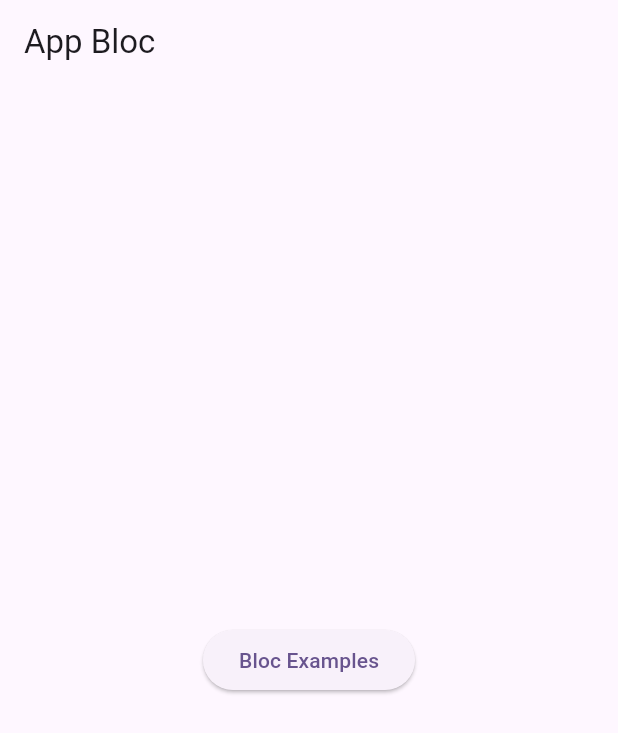
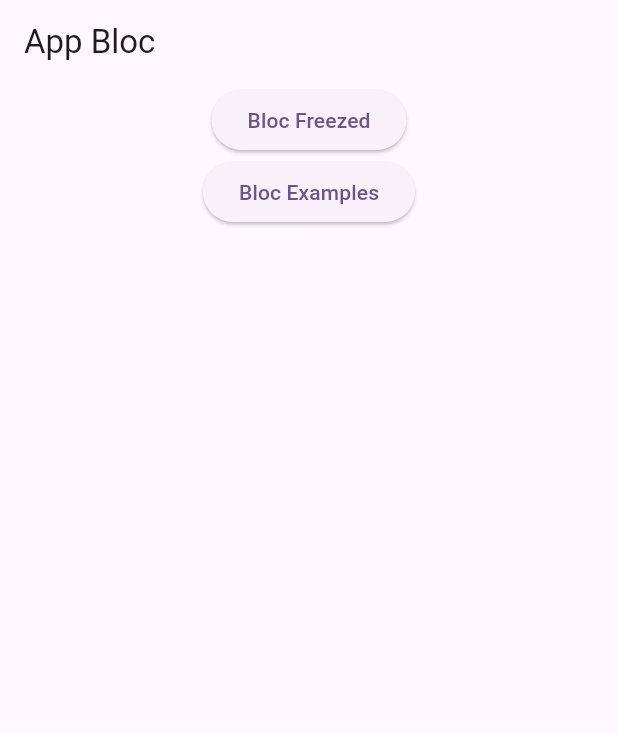
Before and after one commit to MarceloFigueira/bloc_examples, a Flutter app: the screen it shows after launch, on a phone screen of 412 x 824 dp. Shown: the top 733 px of the screen. Run offline on Flutter 3.47's test engine with Material 2 defaults, Android fonts, the phone set to English and light mode, and no system bars; our stand-ins replace bloc, flutter_bloc, freezed_annotation.

Commit message:
feat: created freezed base

```diff
--- a/lib/main.dart
+++ b/lib/main.dart
@@ -1,5 +1,6 @@
 import 'package:bloc_examples/src/features/bloc_examples/bloc/example_bloc.dart';
 import 'package:bloc_examples/src/features/bloc_examples/bloc_examples.dart';
+import 'package:bloc_examples/src/features/bloc_examples/bloc_freezed_examples.dart';
 import 'package:bloc_examples/src/home/home_page.dart';
 import 'package:flutter/material.dart';
 import 'package:flutter_bloc/flutter_bloc.dart';
@@ -25,7 +26,8 @@ class MyApp extends StatelessWidget {
         '/bloc/example': (_) => BlocProvider(
               create: (_) => ExampleBloc()..add(ExampleFindNameEvent()),
               child: const BlocExemple(),
-            )
+            ),
+        '/bloc/example/freezed': (context) => BlocFreezedExample()
       },
     );
   }
--- /dev/null
+++ b/lib/src/features/bloc_examples/bloc_freezed/example_freezed_bloc.dart
@@ -0,0 +1,7 @@
+import 'package:freezed_annotation/freezed_annotation.dart';
+part 'example_freezed_state.dart';
+part 'example_freezed_event.dart';
+
+part 'example_freezed_bloc.freezed.dart';
+
+class ExampleFreezedBloc {}
--- /dev/null
+++ b/lib/src/features/bloc_examples/bloc_freezed/example_freezed_event.dart
@@ -0,0 +1,10 @@
+part of 'example_freezed_bloc.dart';
+
+@freezed
+class ExampleFreezedEvent with _$ExampleFreezedEvent {
+  const factory ExampleFreezedEvent.findNames() = _ExampleFreezedEventFindNames;
+  const factory ExampleFreezedEvent.addNames(String name) =
+      _ExampleFreezedEventAddNames;
+  const factory ExampleFreezedEvent.removeNames(String name) =
+      _ExampleFreezedEventRemoveNames;
+}
--- /dev/null
+++ b/lib/src/features/bloc_examples/bloc_freezed/example_freezed_state.dart
@@ -0,0 +1,8 @@
+part of 'example_freezed_bloc.dart';
+
+@freezed
+class ExampleFreezedState with _$ExampleFreezedState {
+  factory ExampleFreezedState.initial() = _ExampleFreezedStateInitial;
+  factory ExampleFreezedState.data({required List<String> names}) =
+      _ExampleFreezedStateData;
+}
--- a/lib/src/home/home_page.dart
+++ b/lib/src/home/home_page.dart
@@ -9,12 +9,23 @@ class HomePage extends StatelessWidget {
       appBar: AppBar(
         title: const Text('App Bloc'),
       ),
-      body: Center(
-        child: ElevatedButton(
-            child: const Text('Bloc Examples'),
-            onPressed: () {
-              Navigator.of(context).pushNamed('/bloc/example');
-            }),
+      body: Column(
+        children: [
+          Center(
+            child: ElevatedButton(
+                child: const Text('Bloc Freezed'),
+                onPressed: () {
+                  Navigator.of(context).pushNamed('/bloc/example/freezed');
+                }),
+          ),
+          Center(
+            child: ElevatedButton(
+                child: const Text('Bloc Examples'),
+                onPressed: () {
+                  Navigator.of(context).pushNamed('/bloc/example');
+                }),
+          ),
+        ],
       ),
     );
   }
```
Also changed, not shown: lib/src/features/bloc_examples/bloc_freezed_examples.dart (added, +10 -0 lines), lib/src/features/bloc_examples/bloc_freezed/example_freezed_bloc.freezed.dart (added).
